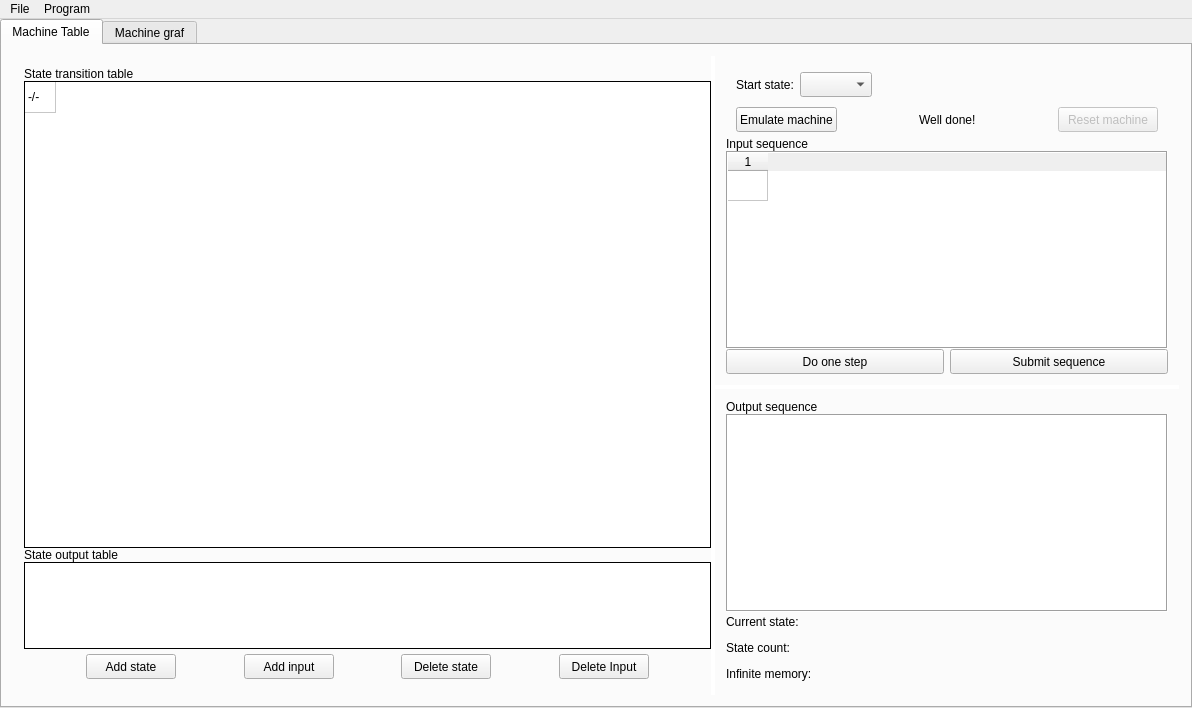
JerryShe/Finite-state_Machine_Emulator, file Finite-State Machine Emulator Sources/mainwindow.ui: the form before one commit.
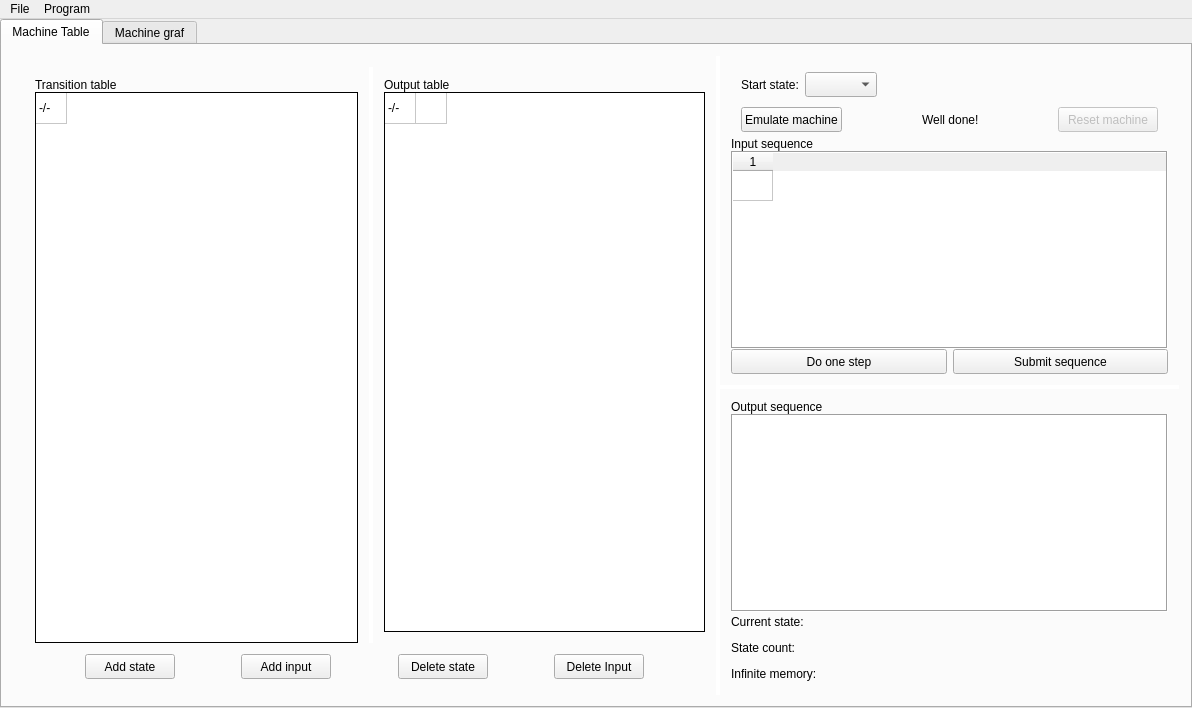
The form after the commit.

Commit message: Machine tables update

Patch:
```diff
--- a/Finite-State Machine Emulator Sources/mainwindow.ui
+++ b/Finite-State Machine Emulator Sources/mainwindow.ui
@@ -79,22 +79,32 @@
            <enum>Qt::Horizontal</enum>
           </property>
           <widget class="QWidget" name="verticalLayoutWidget_4">
-           <layout class="QVBoxLayout" name="verticalLayout_6">
+           <layout class="QVBoxLayout" name="verticalLayout_6" stretch="1,0">
+            <item>
+             <widget class="QSplitter" name="splitter_2">
+              <property name="orientation">
+               <enum>Qt::Horizontal</enum>
+              </property>
+              <property name="childrenCollapsible">
+               <bool>false</bool>
+              </property>
+              <widget class="QWidget" name="verticalLayoutWidget">
+               <layout class="QVBoxLayout" name="verticalLayout">
             <property name="spacing">
              <number>0</number>
             </property>
-            <property name="rightMargin">
+                <property name="bottomMargin">
              <number>0</number>
             </property>
             <item>
              <widget class="QLabel" name="MachineTableLabel">
               <property name="text">
-               <string>State transition table</string>
+                   <string>Transition table</string>
               </property>
              </widget>
             </item>
             <item>
-             <widget class="QTableWidget" name="StateTable">
+                 <widget class="QTableWidget" name="TransTable">
               <property name="inputMethodHints">
                <set>Qt::ImhDigitsOnly|Qt::ImhLatinOnly</set>
               </property>
@@ -143,25 +153,29 @@
               </item>
              </widget>
             </item>
+               </layout>
+              </widget>
+              <widget class="QWidget" name="verticalLayoutWidget_3">
+               <layout class="QVBoxLayout" name="verticalLayout_3">
+                <property name="spacing">
+                 <number>0</number>
+                </property>
+                <property name="rightMargin">
+                 <number>0</number>
+                </property>
             <item>
-             <widget class="QLabel" name="StateOutputLabel">
+                 <widget class="QLabel" name="MealyLable">
               <property name="text">
-               <string>State output table</string>
+                   <string>Output table</string>
               </property>
              </widget>
             </item>
             <item>
-             <widget class="QTableWidget" name="StateOutputTable">
-              <property name="sizePolicy">
-               <sizepolicy hsizetype="Expanding" vsizetype="Fixed">
-                <horstretch>0</horstretch>
-                <verstretch>0</verstretch>
-               </sizepolicy>
-              </property>
-              <property name="minimumSize">
+                 <widget class="QTableWidget" name="OutputTable">
+                  <property name="maximumSize">
                <size>
-                <width>0</width>
-                <height>87</height>
+                    <width>16777215</width>
+                    <height>16777215</height>
                </size>
               </property>
               <property name="inputMethodHints">
@@ -173,14 +187,8 @@
               <property name="frameShadow">
                <enum>QFrame::Plain</enum>
               </property>
-              <property name="verticalScrollBarPolicy">
-               <enum>Qt::ScrollBarAlwaysOff</enum>
-              </property>
               <property name="sizeAdjustPolicy">
-               <enum>QAbstractScrollArea::AdjustToContentsOnFirstShow</enum>
-              </property>
-              <property name="dragDropOverwriteMode">
-               <bool>false</bool>
+                   <enum>QAbstractScrollArea::AdjustIgnored</enum>
               </property>
               <property name="selectionMode">
                <enum>QAbstractItemView::SingleSelection</enum>
@@ -189,11 +197,14 @@
                <bool>false</bool>
               </property>
               <property name="rowCount">
+                   <number>1</number>
+                  </property>
+                  <property name="columnCount">
                <number>2</number>
               </property>
-              <property name="columnCount">
-               <number>0</number>
-              </property>
+                  <attribute name="horizontalHeaderVisible">
+                   <bool>false</bool>
+                  </attribute>
               <attribute name="horizontalHeaderDefaultSectionSize">
                <number>31</number>
               </attribute>
@@ -207,7 +218,17 @@
                <number>31</number>
               </attribute>
               <row/>
-              <row/>
+                  <column/>
+                  <column/>
+                  <item row="0" column="0">
+                   <property name="text">
+                    <string>-/-</string>
+                   </property>
+                  </item>
+                 </widget>
+                </item>
+               </layout>
+              </widget>
              </widget>
             </item>
             <item>
```
Left out of the diff: 8 changed lines with no effect on the pictures. Lines whose indentation alone changed are shown as unchanged. The commit also changes 3 other files.
